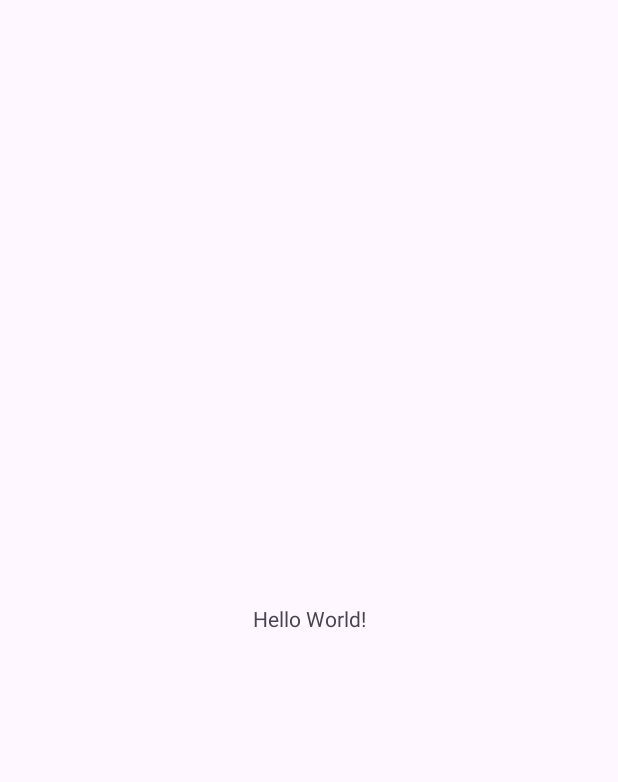
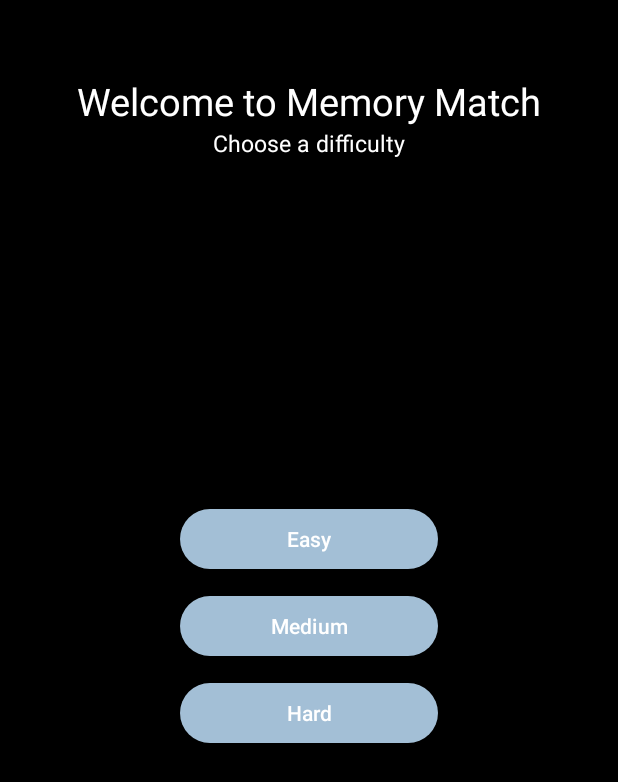
Before and after one commit to aicha04/memorymatchgame, an Android app: the screen it shows after launch (MainActivity), on a phone screen of 412 x 824 dp. Before the commit the part shown is almost empty. Shown: the top 782 px of the screen. Run offline under Robolectric (Android 15) with nearby library versions, the phone set to English and light mode, and no system bars.

Commit message:
feat:working on main menu

```diff
--- a/project/app/src/main/AndroidManifest.xml
+++ b/project/app/src/main/AndroidManifest.xml
@@ -13,6 +13,12 @@
         android:theme="@style/Theme.MemoryMatch"
         tools:targetApi="31">
         <activity
+            android:name=".GameActivity"
+            android:exported="false" />
+        <activity
+            android:name=".GridSelectionActivity"
+            android:exported="false" />
+        <activity
             android:name=".MainActivity"
             android:exported="true">
             <intent-filter>
--- a/project/app/src/main/java/com/example/memorymatch/MainActivity.java
+++ b/project/app/src/main/java/com/example/memorymatch/MainActivity.java
@@ -2,7 +2,9 @@ package com.example.memorymatch;
 
 import androidx.appcompat.app.AppCompatActivity;
 
+import android.content.Intent;
 import android.os.Bundle;
+import android.widget.Button;
 
 public class MainActivity extends AppCompatActivity {
 
@@ -10,5 +12,28 @@ public class MainActivity extends AppCompatActivity {
     protected void onCreate(Bundle savedInstanceState) {
         super.onCreate(savedInstanceState);
         setContentView(R.layout.activity_main);
+        Button easyButton = findViewById(R.id.buttonEasy);
+        easyButton.setOnClickListener(v -> {
+            Intent gridAct = new Intent(MainActivity.this, GridSelectionActivity.class);
+            gridAct.putExtra("difficulty","EASY");
+            startActivity(gridAct);
+            finish();
+        });
+        Button mediumButton = findViewById(R.id.buttonMedium);
+        mediumButton.setOnClickListener(v -> {
+            Intent gridAct = new Intent(MainActivity.this, GridSelectionActivity.class);
+            gridAct.putExtra("difficulty","MEDIUM");
+            startActivity(gridAct);
+            finish();
+        });
+        Button hardButton = findViewById(R.id.buttonHard);
+        hardButton.setOnClickListener(v -> {
+            Intent gridAct = new Intent(MainActivity.this, GridSelectionActivity.class);
+            gridAct.putExtra("difficulty","HARD");
+            startActivity(gridAct);
+            finish();
+        });
+
     }
+
 }
--- a/project/app/src/main/res/layout/activity_main.xml
+++ b/project/app/src/main/res/layout/activity_main.xml
@@ -4,15 +4,84 @@
     xmlns:tools="http://schemas.android.com/tools"
     android:layout_width="match_parent"
     android:layout_height="match_parent"
+
     tools:context=".MainActivity">
 
     <TextView
+        android:id="@+id/textView"
         android:layout_width="wrap_content"
         android:layout_height="wrap_content"
-        android:text="Hello World!"
+        android:text="Welcome to Memory Match"
+        android:textSize="@dimen/h1"
+        android:layout_marginTop="50dp"
+        app:layout_constraintEnd_toEndOf="parent"
+        app:layout_constraintStart_toStartOf="parent"
+        app:layout_constraintBottom_toTopOf="@+id/textView2"
+        app:layout_constraintTop_toTopOf="parent"
+        />
+
+    <TextView
+        android:id="@+id/textView2"
+        android:layout_width="wrap_content"
+        android:layout_height="wrap_content"
+
+        android:text="Choose a difficulty"
+        android:textSize="@dimen/p1"
+        app:layout_constraintEnd_toEndOf="parent"
+
+        app:layout_constraintStart_toStartOf="parent"
+        app:layout_constraintTop_toBottomOf="@+id/textView"
+       />
+
+    <LinearLayout
+        android:id="@+id/vertical"
+        android:layout_width="match_parent"
+        android:layout_height="wrap_content"
+        android:gravity="center"
+        android:orientation="vertical"
+        android:paddingLeft="120dp"
+        android:paddingRight="120dp"
+
         app:layout_constraintBottom_toBottomOf="parent"
         app:layout_constraintEnd_toEndOf="parent"
+
         app:layout_constraintStart_toStartOf="parent"
-        app:layout_constraintTop_toTopOf="parent" />
+        app:layout_constraintTop_toTopOf="parent"
+     >
+
+        <Button
+            android:id="@+id/buttonEasy"
+            android:layout_width="match_parent"
+            android:layout_height="wrap_content"
+            android:layout_marginTop="10dp"
+            android:text="Easy"
+
+            app:layout_constraintEnd_toEndOf="parent"
+            app:layout_constraintStart_toStartOf="parent" />
+
+        <Button
+            android:id="@+id/buttonMedium"
+            android:layout_width="match_parent"
+            android:layout_height="wrap_content"
+            android:layout_marginTop="10dp"
+            android:text="Medium"
+            app:layout_constraintEnd_toEndOf="parent"
+
+            app:layout_constraintStart_toStartOf="parent"
+            app:layout_constraintTop_toBottomOf="@+id/buttonEasy" />
+
+        <Button
+            android:id="@+id/buttonHard"
+            android:layout_width="match_parent"
+            android:layout_height="wrap_content"
+            android:layout_marginTop="10dp"
+            android:text="Hard"
+            app:layout_constraintEnd_toEndOf="parent"
+
+            app:layout_constraintStart_toStartOf="parent"
+            app:layout_constraintTop_toBottomOf="@+id/buttonMedium" />
+    </LinearLayout>
+
+
 
 </androidx.constraintlayout.widget.ConstraintLayout>
--- a/project/app/src/main/res/values/colors.xml
+++ b/project/app/src/main/res/values/colors.xml
@@ -1,5 +1,7 @@
 <?xml version="1.0" encoding="utf-8"?>
 <resources>
-    <color name="black">#FF000000</color>
-    <color name="white">#FFFFFFFF</color>
+    <color name="Black">#000000</color>
+    <color name="White">#FFFFFFFF</color>
+    <color name="LightBlue">#A3BFD6</color>
+    <color name="DarkBlue">#003264</color>
 </resources>
--- /dev/null
+++ b/project/app/src/main/res/values/textformating.xml
@@ -0,0 +1,5 @@
+<?xml version="1.0" encoding="utf-8"?>
+<resources>
+    <dimen name="h1">25dp</dimen>
+    <dimen name="p1">15dp</dimen>
+</resources>
--- a/project/app/src/main/res/values/themes.xml
+++ b/project/app/src/main/res/values/themes.xml
@@ -3,6 +3,9 @@
     <style name="Base.Theme.MemoryMatch" parent="Theme.Material3.DayNight.NoActionBar">
         <!-- Customize your light theme here. -->
         <!-- <item name="colorPrimary">@color/my_light_primary</item> -->
+        <item name="colorPrimary">@color/LightBlue</item>
+        <item name="android:textColor">@color/White</item>
+        <item name="android:colorBackground">@color/Black</item>
     </style>
 
     <style name="Theme.MemoryMatch" parent="Base.Theme.MemoryMatch" />
```
Also changed, not shown: project/app/src/main/java/com/example/memorymatch/DIFFICULTY.java (added, +7 -0 lines), project/app/src/main/java/com/example/memorymatch/GameActivity.java (added, +14 -0 lines), project/app/src/main/java/com/example/memorymatch/gridSelectionActivity.java (added, +20 -0 lines), project/app/src/main/res/layout/activity_game.xml (added, +9 -0 lines), project/app/src/main/res/layout/activity_grid_selection.xml (added, +9 -0 lines).
